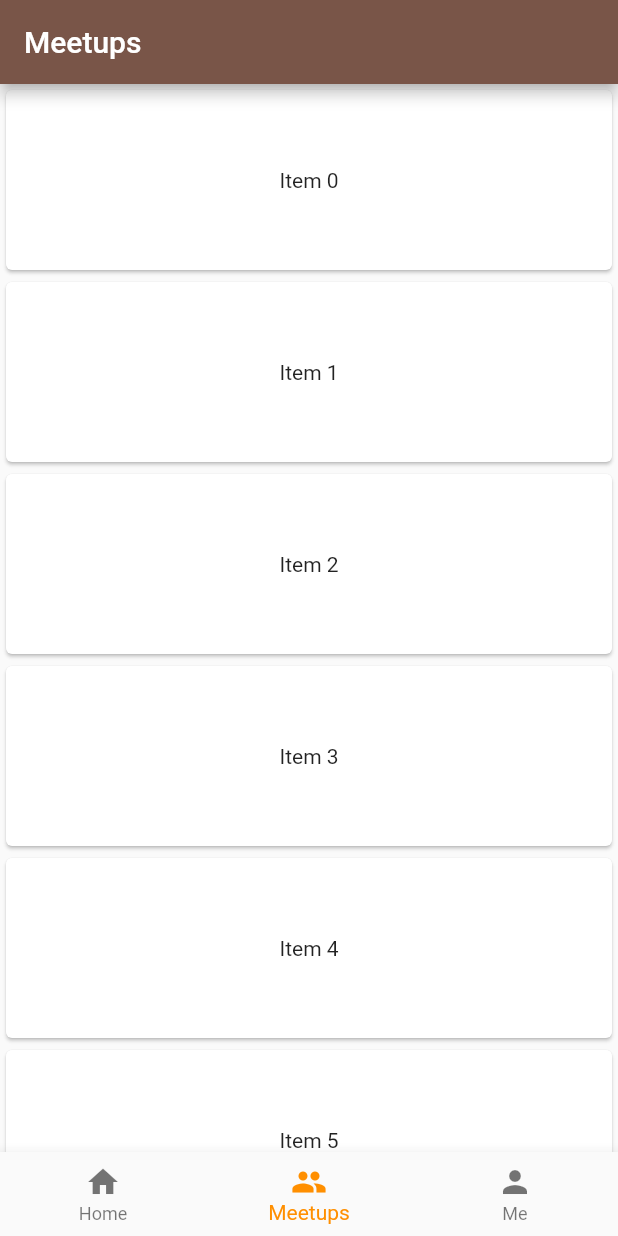
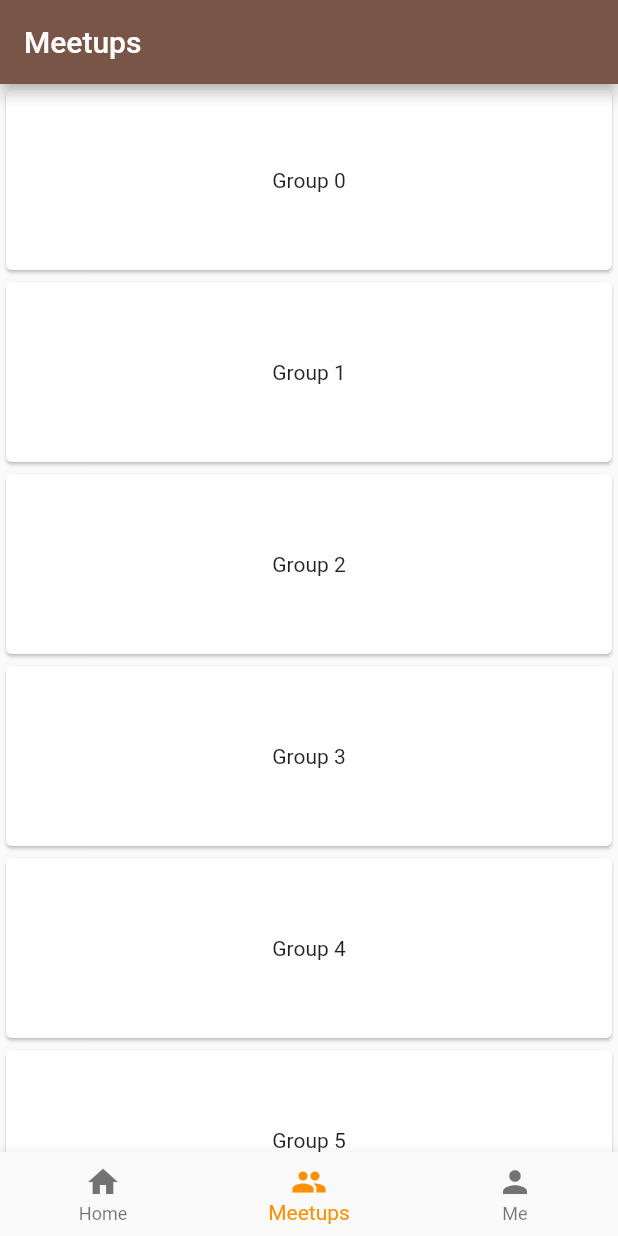
Before and after one commit to UpstreamCode/interconnect_mobile_app, a Flutter app: the screen it shows after launch, item 2 of the bottom bar chosen, on a phone screen of 412 x 824 dp. Run offline on Flutter 3.47's test engine with Material 2 defaults, Android fonts, the phone set to English and light mode, and no system bars.

Commit message:
Add more navigation structure

```diff
--- a/lib/main.dart
+++ b/lib/main.dart
@@ -1,8 +1,9 @@
 import 'package:flutter/material.dart';
 import 'package:interconnect_mobile_app/destination.dart';
-import 'package:interconnect_mobile_app/home_page.dart';
-import 'package:interconnect_mobile_app/meetups_page.dart';
-import 'package:interconnect_mobile_app/profile_page.dart';
+import 'package:interconnect_mobile_app/home/home_page.dart';
+import 'package:interconnect_mobile_app/meetups/chat_page.dart';
+import 'package:interconnect_mobile_app/meetups/meetups_page.dart';
+import 'package:interconnect_mobile_app/profile/profile_page.dart';
 
 void main() => runApp(MyApp());
 
@@ -11,7 +12,7 @@ class MyApp extends StatelessWidget {
   @override
   Widget build(BuildContext context) {
     return MaterialApp(
-      title: 'Flutter Demo',
+      title: 'Interconnect App',
       theme: ThemeData(
         // This is the theme of your application.
         //
@@ -24,13 +25,17 @@ class MyApp extends StatelessWidget {
         // is not restarted.
         primarySwatch: Colors.brown,
       ),
-      home: MyHomePage(title: 'Flutter Demo Home Page'),
+      initialRoute: '/',
+      routes: {
+        '/': (context) => MainPage(),
+        '/chat': (context) => ChatPage(),
+      },
     );
   }
 }
 
-class MyHomePage extends StatefulWidget {
-  MyHomePage({Key key, this.title}) : super(key: key);
+class MainPage extends StatefulWidget {
+  MainPage({Key key, this.title}) : super(key: key);
 
   // This widget is the home page of your application. It is stateful, meaning
   // that it has a State object (defined below) that contains fields that affect
@@ -44,10 +49,10 @@ class MyHomePage extends StatefulWidget {
   final String title;
 
   @override
-  _MyHomePageState createState() => _MyHomePageState();
+  _MainPageState createState() => _MainPageState();
 }
 
-class _MyHomePageState extends State<MyHomePage> {
+class _MainPageState extends State<MainPage> {
   int _selectedIndex = 0;
 
   static const List<Destination> _pageOptions = <Destination>[
--- a/lib/meetups_page.dart
+++ b/lib/meetups/meetups_page.dart
@@ -19,10 +19,10 @@ class MeetupsPage extends StatelessWidget {
                 child: InkWell(
                   onTap: () {
                     // push next page
-                    // Navigator.pushNamed(context, "/text");
+                     Navigator.pushNamed(context, "/chat");
                   },
                   child: Center(
-                    child: Text('Item $index'),
+                    child: Text('Group $index'),
                   ),
                 ),
               ),
```
Also changed, not shown: lib/meetups/chat_page.dart (added, +21 -0 lines), lib/home/home_page.dart (renamed from lib/home_page.dart), lib/profile/profile_page.dart (renamed from lib/profile_page.dart).
